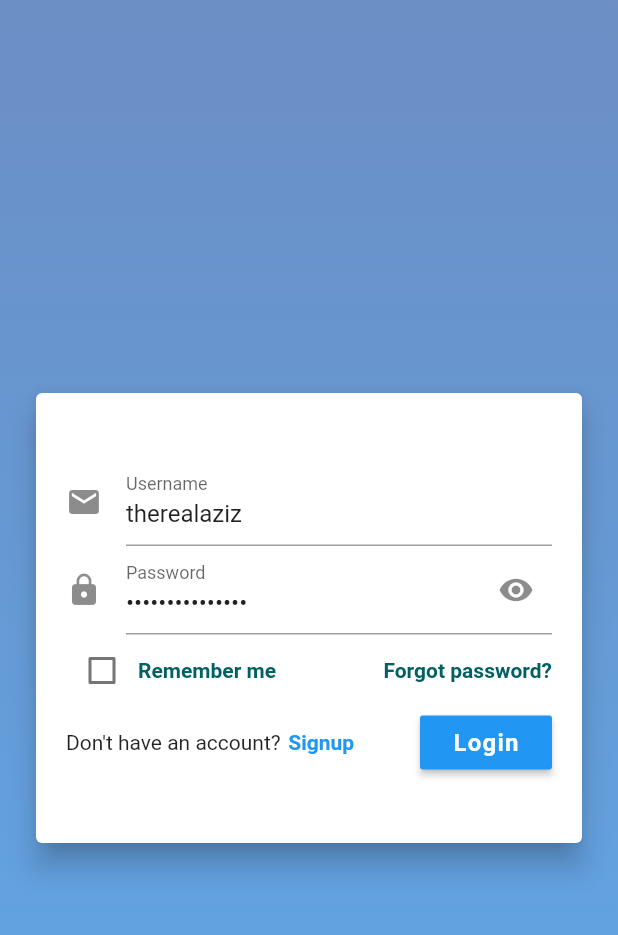
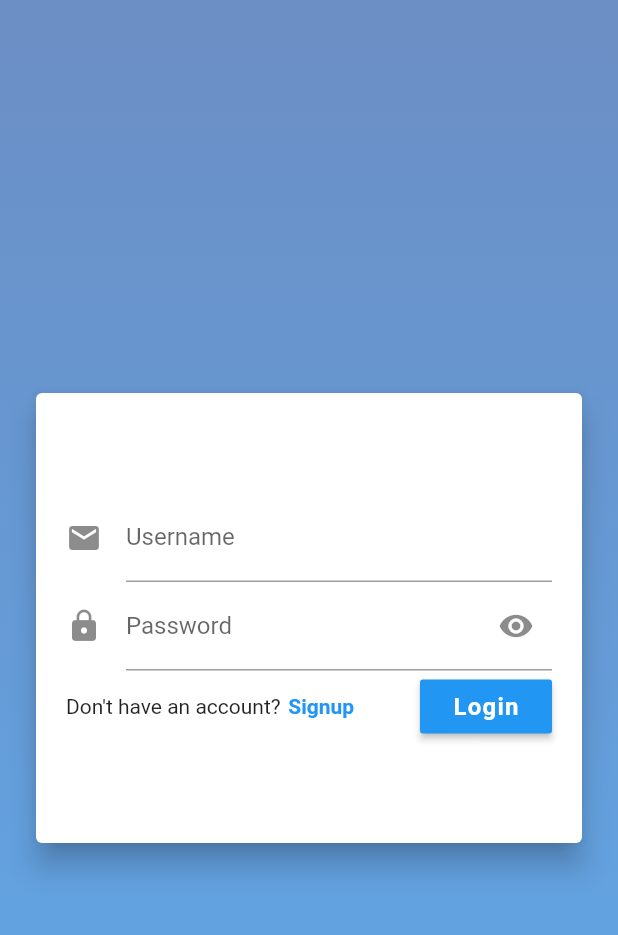
Before and after one commit to devAbdulAzizUmar/scene-it, a Flutter app: the screen it shows after launch, on a phone screen of 412 x 824 dp. Shown: the top 935 px of the screen. Run offline on Flutter 3.47's test engine with Material 2 defaults, Android fonts, the phone set to English and light mode, and no system bars; our stand-ins replace audioplayers, flutter_secure_storage, image_picker, jwt_decoder; missing offline and left inert: arcore_flutter_plugin, arkit_plugin, assets_audio_player_web, image_picker_for_web, time_ago_provider; accounts and stored records are empty.

```diff
--- a/lib/Screens/login-screen.dart
+++ b/lib/Screens/login-screen.dart
@@ -118,12 +118,6 @@ class _LoginScreenState extends State<LoginScreen> {
   // BUILD METHOD
   // ===========================================================================
   //
-  @override
-  void initState() {
-    _usernameController.text = "therealaziz";
-    _passwordController.text = "randompassword3";
-    super.initState();
-  }
 
   @override
   Widget build(BuildContext context) {
@@ -144,9 +138,7 @@ class _LoginScreenState extends State<LoginScreen> {
                 ? Center(child: CircularProgressIndicator())
                 : Form(
                     key: _formKey,
-                    child: Column(
-                        mainAxisAlignment: MainAxisAlignment.center,
-                        children: [
+                    child: Column(mainAxisAlignment: MainAxisAlignment.center, children: [
                       TextFormField(
                         controller: _usernameController,
                         textInputAction: TextInputAction.next,
@@ -181,52 +173,12 @@ class _LoginScreenState extends State<LoginScreen> {
                           labelText: "Password",
                           icon: Icon(Icons.lock),
                           suffixIcon: IconButton(
-                                icon: Icon(_isPassObscured
-                                    ? Icons.remove_red_eye
-                                    : Icons.remove_red_eye_outlined),
+                            icon: Icon(_isPassObscured ? Icons.remove_red_eye : Icons.remove_red_eye_outlined),
                             onPressed: () {
                               _toggleObscured();
                             },
                           ),
                         ),
-                          ),
-                          Row(
-                            mainAxisAlignment: MainAxisAlignment.spaceBetween,
-                            children: [
-                              GestureDetector(
-                                onTap: () {
-                                  setState(() {
-                                    _remember = !_remember;
-                                  });
-                                },
-                                child: Row(
-                                  children: [
-                                    Checkbox(
-                                        value: _remember,
-                                        onChanged: (_) {
-                                          setState(() {
-                                            _remember = !_remember;
-                                          });
-                                        }),
-                                    Text(
-                                      "Remember me",
-                                      style: TextStyle(
-                                          fontWeight: FontWeight.bold,
-                                          color: Colors.cyan[900]),
-                                    ),
-                                  ],
-                                ),
-                              ),
-                              InkWell(
-                                child: Text(
-                                  "Forgot password?",
-                                  style: TextStyle(
-                                      fontWeight: FontWeight.bold,
-                                      color: Colors.cyan[900]),
-                                ),
-                                onTap: () {},
-                              )
-                            ],
                       ),
                       Row(
                         mainAxisAlignment: MainAxisAlignment.spaceBetween,
@@ -258,8 +210,7 @@ class _LoginScreenState extends State<LoginScreen> {
                               ? RaisedButton(
                                   color: Colors.blue,
                                   onPressed: () {
-                                        _login(_usernameController.text.trim(),
-                                            _passwordController.text.trim());
+                                    _login(_usernameController.text.trim(), _passwordController.text.trim());
                                   },
                                   child: RichText(
                                     text: TextSpan(
@@ -279,8 +230,7 @@ class _LoginScreenState extends State<LoginScreen> {
                           ? RaisedButton(
                               color: Colors.blue,
                               onPressed: () {
-                                    _login(_usernameController.text.trim(),
-                                        _passwordController.text.trim());
+                                _login(_usernameController.text.trim(), _passwordController.text.trim());
                               },
                               child: RichText(
                                 text: TextSpan(
@@ -301,10 +251,7 @@ class _LoginScreenState extends State<LoginScreen> {
         )),
         decoration: BoxDecoration(
           gradient: LinearGradient(
-            colors: [
-              Colors.blue[600].withOpacity(0.7),
-              Colors.blue[900].withOpacity(0.6)
-            ],
+            colors: [Colors.blue[600].withOpacity(0.7), Colors.blue[900].withOpacity(0.6)],
             begin: Alignment.bottomCenter,
             end: Alignment.topCenter,
           ),
--- a/pubspec.yaml
+++ b/pubspec.yaml
@@ -52,6 +52,9 @@ dev_dependencies:
     sdk: flutter
   provider: ^4.3.2+3
 
+
+
+
 # For information on the generic Dart part of this file, see the
 # following page: https://dart.dev/tools/pub/pubspec
 
```
Also changed, not shown: 2 other files. Lines whose indentation alone changed are shown as unchanged.
